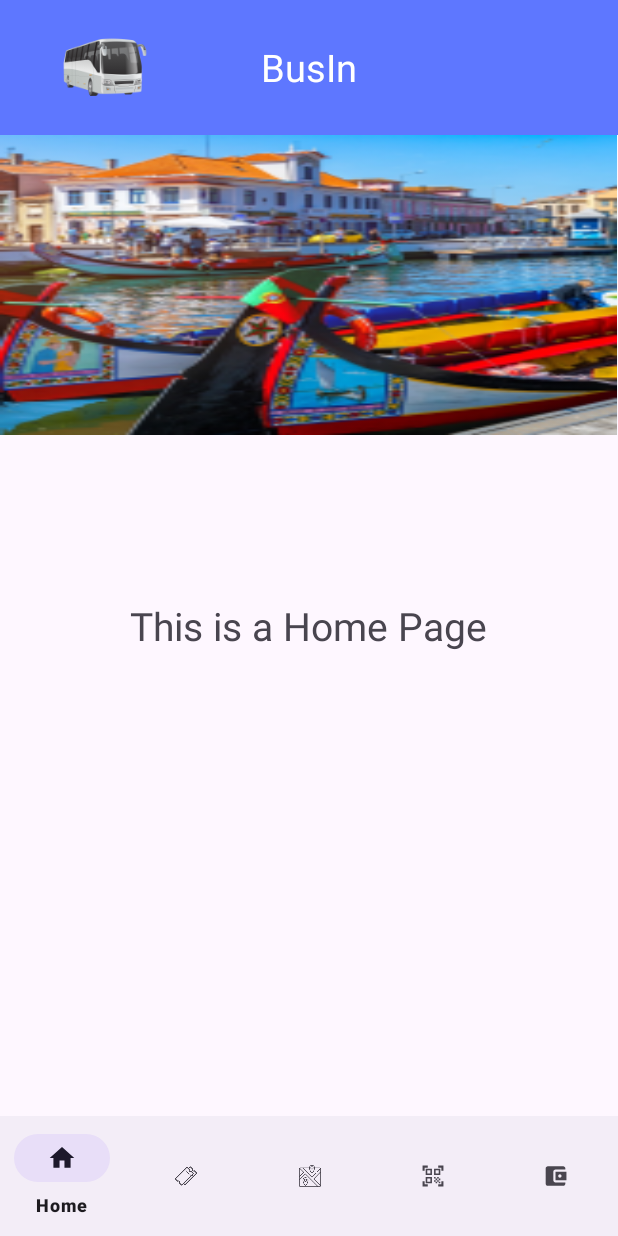
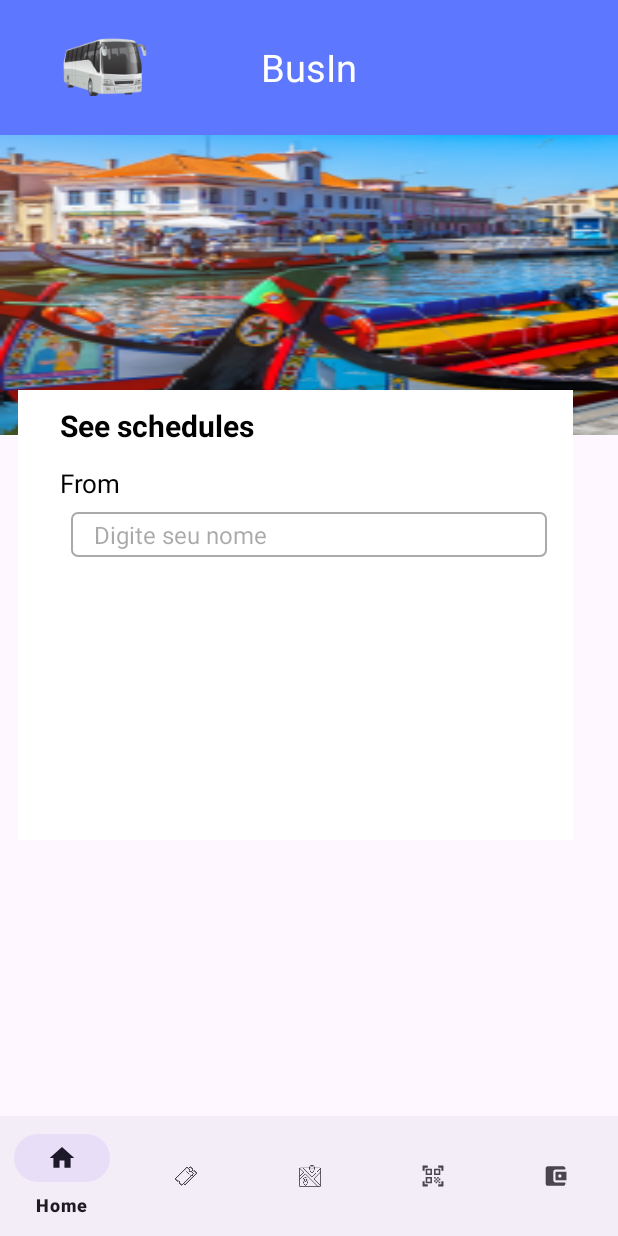
Before and after one commit to TiagoAlb12/BusIn_IHC, an Android app: the screen it shows after launch (MainActivity), on a phone screen of 412 x 824 dp. Run offline under Robolectric (Android 15) with nearby library versions, the phone set to English and light mode, and no system bars.

Commit message:
home page

```diff
--- /dev/null
+++ b/App/app/src/main/res/drawable/textbox_border.xml
@@ -0,0 +1,9 @@
+<?xml version="1.0" encoding="utf-8"?>
+<shape xmlns:android="http://schemas.android.com/apk/res/android"
+    android:shape="rectangle">
+    <solid android:color="@android:color/white" />
+    <stroke
+        android:width="1dp"
+        android:color="@android:color/darker_gray" />
+    <corners android:radius="4dp" />
+</shape>
--- a/App/app/src/main/res/layout/fragment_home.xml
+++ b/App/app/src/main/res/layout/fragment_home.xml
@@ -6,21 +6,65 @@
     android:layout_height="match_parent"
     tools:context=".home.HomeFragment">
 
+    <LinearLayout
+        android:layout_width="match_parent"
+        android:layout_height="match_parent"
+        android:orientation="vertical">
+
         <ImageView
             android:id="@+id/imageView"
-        android:layout_width="411dp"
+            android:layout_width="match_parent"
             android:layout_height="200dp"
-        android:layout_marginTop="0dp"
             android:src="@mipmap/ic_aveiroo_foreground"
-        android:scaleType="fitXY"
-        app:layout_constraintStart_toStartOf="parent"
-        app:layout_constraintEnd_toEndOf="parent" />
+            android:scaleType="fitXY" />
+
+        <RelativeLayout
+            android:layout_width="match_parent"
+            android:layout_height="wrap_content"
+            android:layout_gravity="center_horizontal"
+            android:layout_marginTop="-30dp">
+
+            <View
+                android:id="@+id/whiteSquare"
+                android:layout_width="370dp"
+                android:layout_height="300dp"
+                android:background="@android:color/white"
+                android:layout_marginLeft="12dp"/>
 
             <TextView
+                android:id="@+id/seeSchedulesText"
                 android:layout_width="wrap_content"
                 android:layout_height="wrap_content"
-        android:text="@string/home"
-        android:textSize="26sp"
-        android:layout_gravity="center"/>
+                android:text="@string/schedules_text"
+                android:textSize="20sp"
+                android:textColor="@android:color/black"
+                android:textStyle="bold"
+                android:layout_marginStart="40dp"
+                android:layout_marginTop="10dp"/>
 
+            <TextView
+                android:id="@+id/fromText"
+                android:layout_width="wrap_content"
+                android:layout_height="wrap_content"
+                android:text="@string/from_text"
+                android:textSize="17sp"
+                android:textColor="@android:color/black"
+                android:layout_marginStart="40dp"
+                android:layout_marginTop="50dp"/>
+
+            <EditText
+                android:id="@+id/editText"
+                android:layout_width="317dp"
+                android:layout_height="30dp"
+                android:hint="Digite seu nome"
+                android:textSize="16sp"
+                android:layout_below="@id/fromText"
+                android:layout_centerHorizontal="true"
+                android:background="@drawable/textbox_border"
+                android:layout_marginTop="7dp"
+                android:paddingStart="15dp"/>
+
+        </RelativeLayout>
+
+    </LinearLayout>
 </FrameLayout>
--- a/App/app/src/main/res/values/strings.xml
+++ b/App/app/src/main/res/values/strings.xml
@@ -12,4 +12,6 @@
     <string name="wallet">This is a Wallet Page</string>
     <string name="bus_description">Bus_Logo</string>
     <string name="busIn_text">BusIn</string>
+    <string name="schedules_text">See schedules</string>
+    <string name="from_text">From</string>
 </resources>
```
Lines whose indentation alone changed are shown as unchanged.
